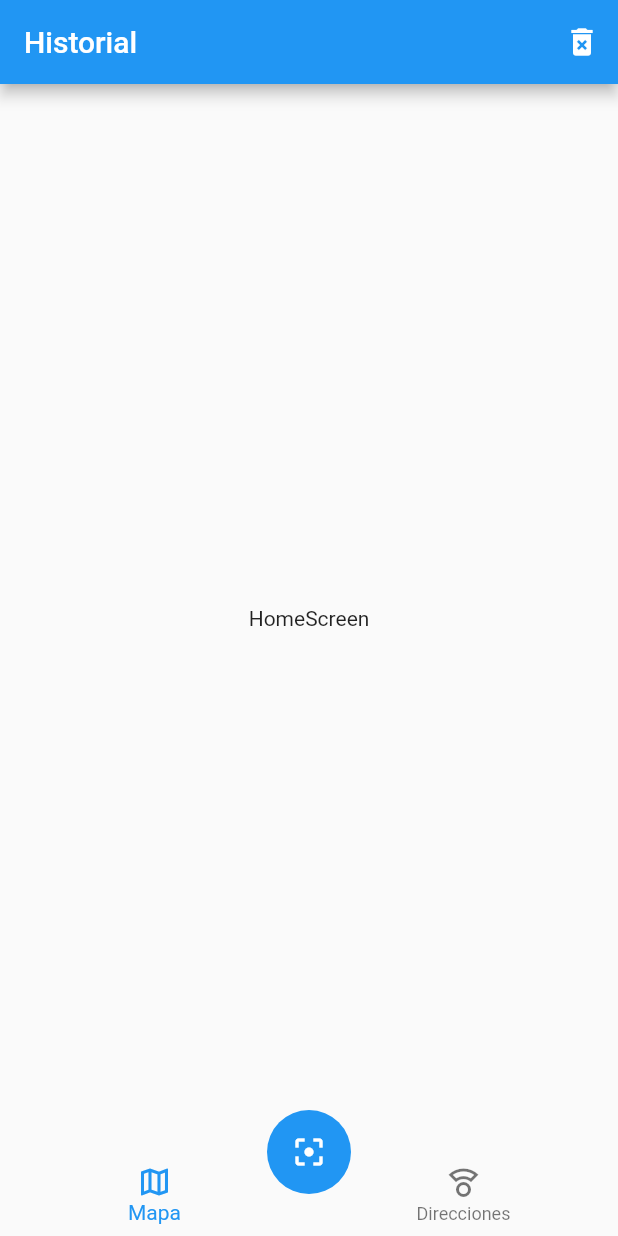
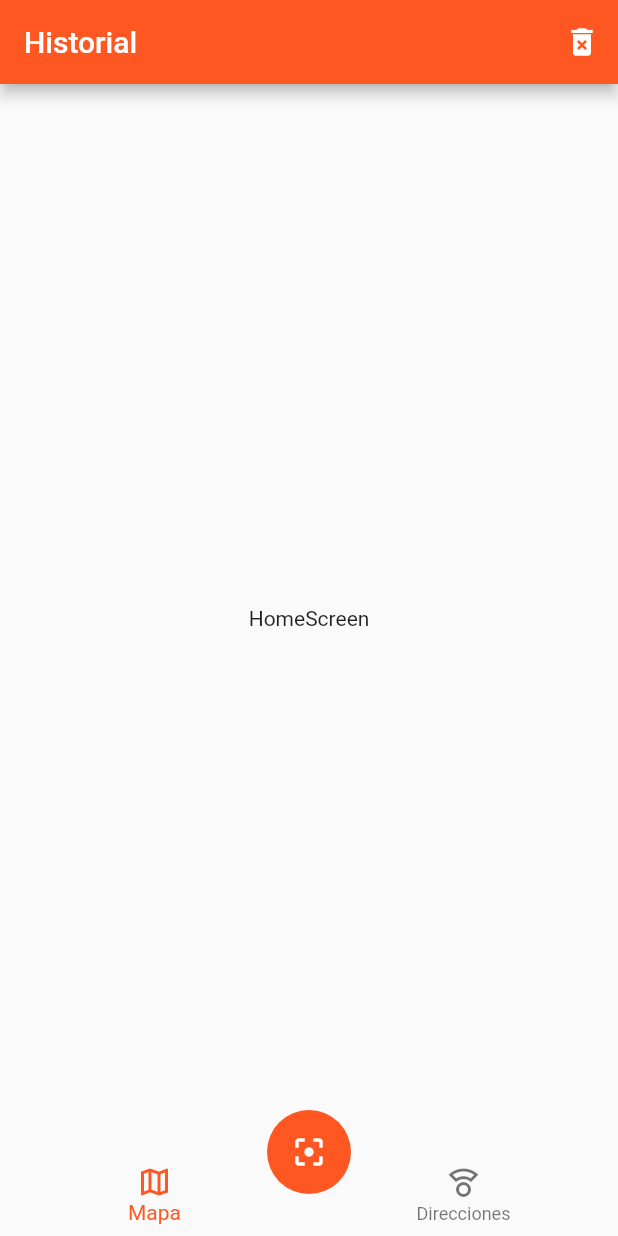
Before and after one commit to aydin-due/qr_reader, a Flutter app: the screen it shows after launch, on a phone screen of 412 x 824 dp. Run offline on Flutter 3.47's test engine with Material 2 defaults, Android fonts, the phone set to English and light mode, and no system bars.

Commit message:
app theme

```diff
--- a/lib/main.dart
+++ b/lib/main.dart
@@ -14,7 +14,11 @@ class MyApp extends StatelessWidget {
       routes: {
         'home': (_) => HomeScreen(),
         'map': (_) => MapScreen()
-      }
+      },
+      theme: ThemeData(
+        primarySwatch: Colors.deepOrange
+        // floatingActionButtonTheme: FloatingActionButtonThemeData(backgroundColor: Colors.red)
+      ),
     );
   }
 }
```
